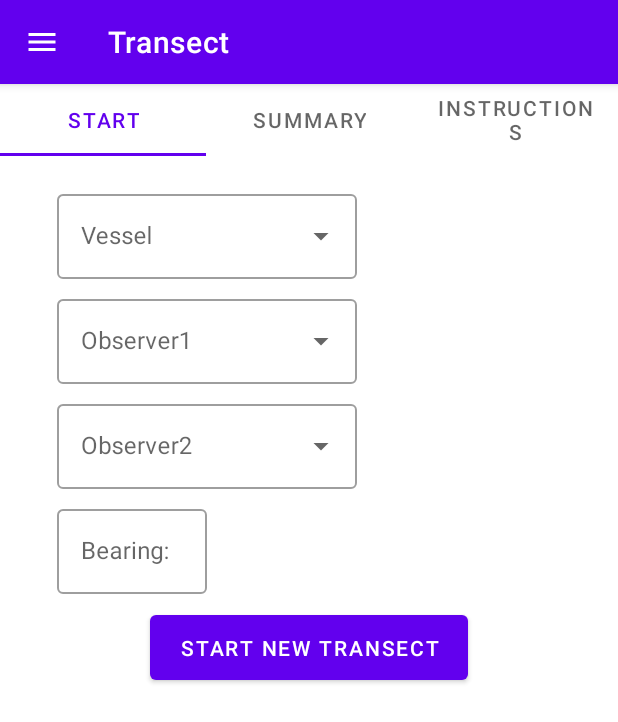
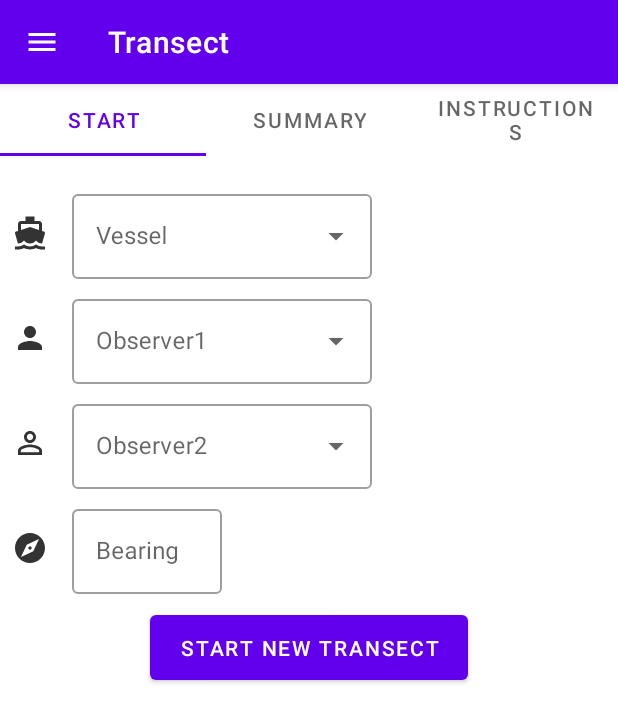
Before and after one commit to lancewf/transect_android, an Android app: the screen it shows after launch (MainActivity), on a phone screen of 412 x 824 dp. Shown: the top 722 px of the screen. Run offline under Robolectric (Android 15) with nearby library versions, the phone set to English and light mode, and no system bars.

Commit message:
Adding input icons
Signed-off-by: Lance Finfrock <lancewf@gmail.com>

```diff
--- /dev/null
+++ b/app/src/main/res/drawable/ic_baseline_directions_boat_24.xml
@@ -0,0 +1,5 @@
+<vector android:height="24dp" android:tint="#333333"
+    android:viewportHeight="24" android:viewportWidth="24"
+    android:width="24dp" xmlns:android="http://schemas.android.com/apk/res/android">
+    <path android:fillColor="@android:color/white" android:pathData="M20,21c-1.39,0 -2.78,-0.47 -4,-1.32 -2.44,1.71 -5.56,1.71 -8,0C6.78,20.53 5.39,21 4,21H2v2h2c1.38,0 2.74,-0.35 4,-0.99 2.52,1.29 5.48,1.29 8,0 1.26,0.65 2.62,0.99 4,0.99h2v-2h-2zM3.95,19H4c1.6,0 3.02,-0.88 4,-2 0.98,1.12 2.4,2 4,2s3.02,-0.88 4,-2c0.98,1.12 2.4,2 4,2h0.05l1.89,-6.68c0.08,-0.26 0.06,-0.54 -0.06,-0.78s-0.34,-0.42 -0.6,-0.5L20,10.62V6c0,-1.1 -0.9,-2 -2,-2h-3V1H9v3H6c-1.1,0 -2,0.9 -2,2v4.62l-1.29,0.42c-0.26,0.08 -0.48,0.26 -0.6,0.5s-0.15,0.52 -0.06,0.78L3.95,19zM6,6h12v3.97L12,8 6,9.97V6z"/>
+</vector>
--- /dev/null
+++ b/app/src/main/res/drawable/ic_baseline_explore_24.xml
@@ -0,0 +1,5 @@
+<vector android:height="24dp" android:tint="#333333"
+    android:viewportHeight="24" android:viewportWidth="24"
+    android:width="24dp" xmlns:android="http://schemas.android.com/apk/res/android">
+    <path android:fillColor="@android:color/white" android:pathData="M12,10.9c-0.61,0 -1.1,0.49 -1.1,1.1s0.49,1.1 1.1,1.1c0.61,0 1.1,-0.49 1.1,-1.1s-0.49,-1.1 -1.1,-1.1zM12,2C6.48,2 2,6.48 2,12s4.48,10 10,10 10,-4.48 10,-10S17.52,2 12,2zM14.19,14.19L6,18l3.81,-8.19L18,6l-3.81,8.19z"/>
+</vector>
--- /dev/null
+++ b/app/src/main/res/drawable/ic_baseline_person_24.xml
@@ -0,0 +1,5 @@
+<vector android:height="24dp" android:tint="#333333"
+    android:viewportHeight="24" android:viewportWidth="24"
+    android:width="24dp" xmlns:android="http://schemas.android.com/apk/res/android">
+    <path android:fillColor="@android:color/white" android:pathData="M12,12c2.21,0 4,-1.79 4,-4s-1.79,-4 -4,-4 -4,1.79 -4,4 1.79,4 4,4zM12,14c-2.67,0 -8,1.34 -8,4v2h16v-2c0,-2.66 -5.33,-4 -8,-4z"/>
+</vector>
--- /dev/null
+++ b/app/src/main/res/drawable/ic_baseline_person_outline_24.xml
@@ -0,0 +1,5 @@
+<vector android:height="24dp" android:tint="#333333"
+    android:viewportHeight="24" android:viewportWidth="24"
+    android:width="24dp" xmlns:android="http://schemas.android.com/apk/res/android">
+    <path android:fillColor="@android:color/white" android:pathData="M12,5.9c1.16,0 2.1,0.94 2.1,2.1s-0.94,2.1 -2.1,2.1S9.9,9.16 9.9,8s0.94,-2.1 2.1,-2.1m0,9c2.97,0 6.1,1.46 6.1,2.1v1.1L5.9,18.1L5.9,17c0,-0.64 3.13,-2.1 6.1,-2.1M12,4C9.79,4 8,5.79 8,8s1.79,4 4,4 4,-1.79 4,-4 -1.79,-4 -4,-4zM12,13c-2.67,0 -8,1.34 -8,4v3h16v-3c0,-2.66 -5.33,-4 -8,-4z"/>
+</vector>
--- a/app/src/main/res/layout/start_frag.xml
+++ b/app/src/main/res/layout/start_frag.xml
@@ -7,62 +7,106 @@
 
     <androidx.constraintlayout.widget.ConstraintLayout
         android:id="@+id/start_new_transect_group"
-        android:layout_width="336dp"
+        android:layout_width="match_parent"
         android:layout_height="wrap_content"
+        android:layout_marginStart="8dp"
         android:layout_marginTop="20dp"
-        app:layout_constraintTop_toTopOf="parent"
+        android:layout_marginEnd="8dp"
         app:layout_constraintEnd_toEndOf="parent"
         app:layout_constraintHorizontal_bias="0.5"
-        app:layout_constraintStart_toStartOf="parent">
+        app:layout_constraintStart_toStartOf="parent"
+        app:layout_constraintTop_toTopOf="parent">
+
+        <ImageView
+            android:id="@+id/icon_vessel"
+            android:layout_width="wrap_content"
+            android:layout_height="wrap_content"
+            android:importantForAccessibility="no"
+            app:srcCompat="@drawable/ic_baseline_directions_boat_24"
+            app:layout_constraintBottom_toBottomOf="@+id/vessel"
+            app:layout_constraintStart_toStartOf="parent"
+            app:layout_constraintTop_toTopOf="@+id/vessel" />
 
         <com.google.android.material.textfield.TextInputLayout
             android:id="@+id/vessel"
             style="@style/Widget.MaterialComponents.TextInputLayout.OutlinedBox.ExposedDropdownMenu"
             android:layout_width="200dp"
+            android:layout_marginStart="16dp"
             android:layout_height="wrap_content"
             android:hint="Vessel"
-            app:layout_constraintTop_toTopOf="parent"
-            app:layout_constraintStart_toStartOf="parent" >
+            app:layout_constraintStart_toEndOf="@+id/icon_vessel"
+            app:layout_constraintTop_toTopOf="parent">
 
             <AutoCompleteTextView
                 android:layout_width="match_parent"
                 android:layout_height="wrap_content"
-                android:inputType="none"
-                />
+                android:inputType="none" />
         </com.google.android.material.textfield.TextInputLayout>
+
+        <ImageView
+            android:id="@+id/icon_observer1"
+            android:layout_width="wrap_content"
+            android:layout_height="wrap_content"
+            android:importantForAccessibility="no"
+            app:srcCompat="@drawable/ic_baseline_person_24"
+            app:layout_constraintBottom_toBottomOf="@+id/observer1"
+            app:layout_constraintStart_toStartOf="parent"
+            app:layout_constraintTop_toTopOf="@+id/observer1" />
 
         <com.google.android.material.textfield.TextInputLayout
             android:id="@+id/observer1"
             style="@style/Widget.MaterialComponents.TextInputLayout.OutlinedBox.ExposedDropdownMenu"
             android:layout_width="200dp"
             android:layout_height="wrap_content"
+            android:layout_marginTop="8dp"
+            android:layout_marginStart="16dp"
             android:hint="Observer1"
-            android:layout_marginTop="8dp"
-            app:layout_constraintStart_toStartOf="parent"
+            app:layout_constraintStart_toEndOf="@+id/icon_observer1"
             app:layout_constraintTop_toBottomOf="@+id/vessel">
 
             <AutoCompleteTextView
                 android:layout_width="match_parent"
                 android:layout_height="wrap_content"
-                android:inputType="none"
-                />
+                android:inputType="none" />
         </com.google.android.material.textfield.TextInputLayout>
+
+        <ImageView
+            android:id="@+id/icon_observer2"
+            android:layout_width="wrap_content"
+            android:layout_height="wrap_content"
+            android:importantForAccessibility="no"
+            app:srcCompat="@drawable/ic_baseline_person_outline_24"
+            app:layout_constraintBottom_toBottomOf="@+id/observer2"
+            app:layout_constraintStart_toStartOf="parent"
+            app:layout_constraintTop_toTopOf="@+id/observer2" />
+
         <com.google.android.material.textfield.TextInputLayout
             android:id="@+id/observer2"
             style="@style/Widget.MaterialComponents.TextInputLayout.OutlinedBox.ExposedDropdownMenu"
             android:layout_width="200dp"
             android:layout_height="wrap_content"
+            android:layout_marginTop="8dp"
+            android:layout_marginStart="16dp"
             android:hint="Observer2"
-            android:layout_marginTop="8dp"
-            app:layout_constraintStart_toStartOf="parent"
+            app:layout_constraintStart_toEndOf="@+id/icon_observer1"
             app:layout_constraintTop_toBottomOf="@+id/observer1">
 
             <AutoCompleteTextView
                 android:layout_width="match_parent"
                 android:layout_height="wrap_content"
-                android:inputType="none"
-                />
+                android:inputType="none" />
         </com.google.android.material.textfield.TextInputLayout>
+
+        <ImageView
+            android:id="@+id/icon_bearing"
+            android:layout_width="wrap_content"
+            android:layout_height="wrap_content"
+            android:importantForAccessibility="no"
+            app:srcCompat="@drawable/ic_baseline_explore_24"
+            app:layout_constraintBottom_toBottomOf="@+id/bearing"
+            app:layout_constraintStart_toStartOf="parent"
+            app:layout_constraintTop_toTopOf="@+id/bearing" />
+
         <com.google.android.material.textfield.TextInputLayout
             android:id="@+id/bearing"
             style="@style/Widget.MaterialComponents.TextInputLayout.OutlinedBox"
@@ -70,9 +114,10 @@
             android:layout_height="wrap_content"
             android:layout_marginTop="8dp"
             android:layout_marginBottom="8dp"
+            android:layout_marginStart="16dp"
             android:hint="@string/bearing"
             app:layout_constraintBottom_toTopOf="@+id/start_new_transect"
-            app:layout_constraintStart_toStartOf="parent"
+            app:layout_constraintStart_toEndOf="@+id/icon_bearing"
             app:layout_constraintTop_toBottomOf="@+id/observer2">
 
             <com.google.android.material.textfield.TextInputEditText
@@ -90,9 +135,9 @@
             android:layout_height="55dp"
             android:layout_marginTop="10dp"
             android:text="@string/start_new_transect"
+            app:layout_constraintBottom_toBottomOf="parent"
             app:layout_constraintEnd_toEndOf="parent"
-            app:layout_constraintStart_toStartOf="parent"
-            app:layout_constraintBottom_toBottomOf="parent" />
+            app:layout_constraintStart_toStartOf="parent" />
     </androidx.constraintlayout.widget.ConstraintLayout>
 
 </androidx.constraintlayout.widget.ConstraintLayout>
--- a/app/src/main/res/layout/summary_frag.xml
+++ b/app/src/main/res/layout/summary_frag.xml
@@ -4,19 +4,32 @@
     android:layout_width="match_parent"
     android:layout_height="match_parent">
 
+    <ImageView
+        android:id="@+id/icon_vessel"
+        android:layout_width="wrap_content"
+        android:layout_height="wrap_content"
+        android:layout_marginStart="8dp"
+        android:importantForAccessibility="no"
+        app:srcCompat="@drawable/ic_baseline_directions_boat_24"
+        app:layout_constraintBottom_toBottomOf="@+id/vessel"
+        app:layout_constraintStart_toStartOf="parent"
+        app:layout_constraintTop_toTopOf="@+id/vessel" />
+
     <com.google.android.material.textfield.TextInputLayout
         android:id="@+id/vessel"
         style="@style/Widget.MaterialComponents.TextInputLayout.OutlinedBox.ExposedDropdownMenu"
+        android:layout_height="wrap_content"
         android:layout_width="200dp"
-        android:layout_height="wrap_content"
+        android:layout_marginStart="8dp"
+        android:layout_marginTop="20dp"
+        android:layout_marginEnd="8dp"
         android:hint="Vessel"
-        app:layout_constraintTop_toTopOf="parent"
-        app:layout_constraintStart_toStartOf="parent" >
+        app:layout_constraintStart_toEndOf="@id/icon_vessel"
+        app:layout_constraintTop_toTopOf="parent">
 
         <AutoCompleteTextView
             android:layout_width="match_parent"
             android:layout_height="wrap_content"
-            android:inputType="none"
-            />
+            android:inputType="none" />
     </com.google.android.material.textfield.TextInputLayout>
 </androidx.constraintlayout.widget.ConstraintLayout>
--- a/app/src/main/res/values/strings.xml
+++ b/app/src/main/res/values/strings.xml
@@ -4,5 +4,5 @@
     <string name="detailed_instructions">Detailed Instructions</string>
     <string name="summary_stats">Summary Stats</string>
     <string name="start_new_transect">Start New Transect</string>
-    <string name="bearing">Bearing:</string>
+    <string name="bearing">Bearing</string>
 </resources>
```
